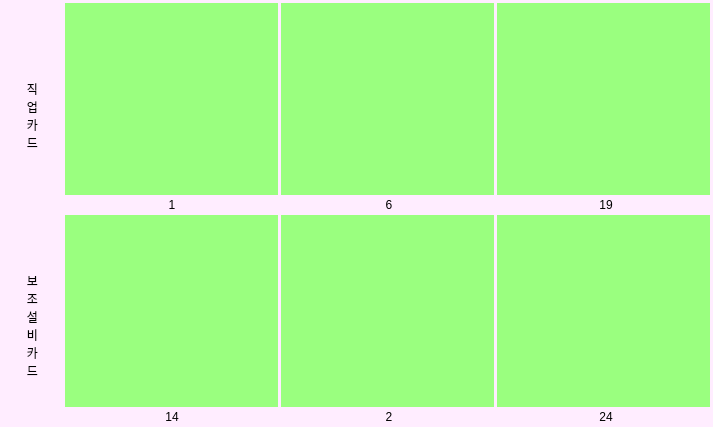
Before: the Qt Designer form Agricola_Front/data/Basic/mycard_firstcheck.ui in kimmoney/Agricola, drawn with Qt 5.
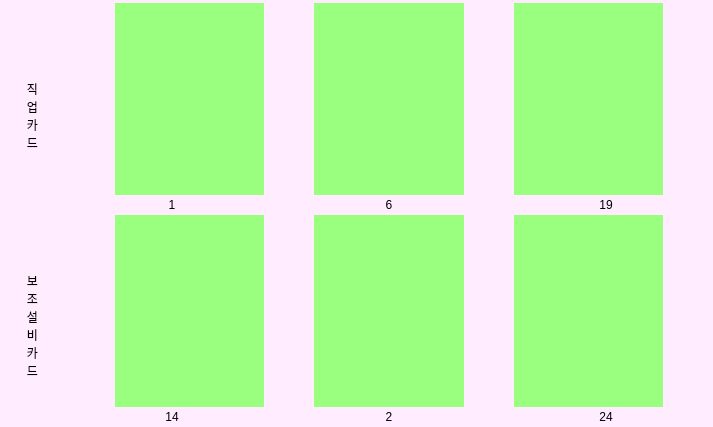
After: the same form once the commit is applied.

Diff of the .ui file:
```diff
--- a/Agricola_Front/data/Basic/mycard_firstcheck.ui
+++ b/Agricola_Front/data/Basic/mycard_firstcheck.ui
@@ -124,10 +124,13 @@
        <item>
         <layout class="QHBoxLayout" name="horizontalLayout_1">
          <property name="spacing">
-          <number>-1</number>
+          <number>50</number>
+         </property>
+         <property name="leftMargin">
+          <number>50</number>
          </property>
          <property name="rightMargin">
-          <number>3</number>
+          <number>50</number>
          </property>
          <item>
           <widget class="QWidget" name="widget_job_1" native="true">
@@ -209,8 +212,14 @@
        </item>
        <item>
         <layout class="QHBoxLayout" name="horizontalLayout_2">
+         <property name="spacing">
+          <number>50</number>
+         </property>
+         <property name="leftMargin">
+          <number>50</number>
+         </property>
          <property name="rightMargin">
-          <number>3</number>
+          <number>50</number>
          </property>
          <item>
           <widget class="QWidget" name="widget_sub_1" native="true">
```
Left out of the diff: 2 changed lines with no effect on the pictures.
